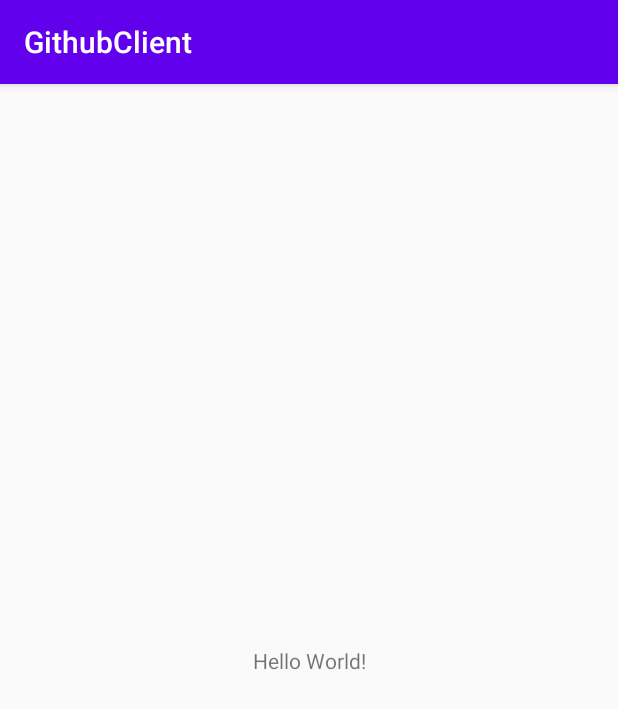
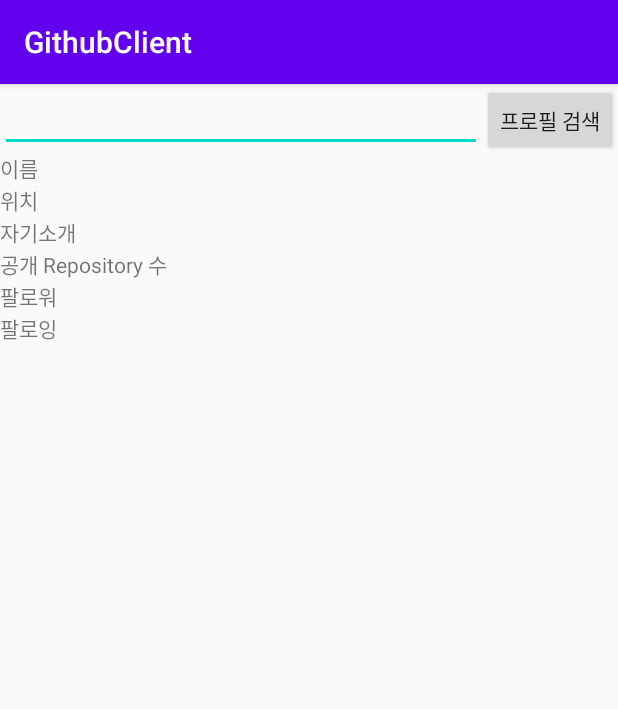
Before and after one commit to wisemuji/android-clean-architecture-github-client, an Android app: the screen it shows after launch (MainActivity), on a phone screen of 412 x 824 dp. Shown: the top 709 px of the screen. Run offline under Robolectric (Android 15) with nearby library versions, the phone set to English and light mode, and no system bars.

Commit message:
[Add] main activity layout

```diff
--- a/app/src/main/res/layout/activity_main.xml
+++ b/app/src/main/res/layout/activity_main.xml
@@ -6,13 +6,116 @@
     android:layout_height="match_parent"
     tools:context=".MainActivity">
 
-    <TextView
+    <EditText
+        android:id="@+id/main_searchEditText"
+        android:layout_width="0dp"
+        android:layout_height="wrap_content"
+        app:layout_constraintEnd_toStartOf="@+id/main_searchButton"
+        app:layout_constraintStart_toStartOf="parent"
+        app:layout_constraintTop_toTopOf="parent" />
+
+    <Button
+        android:id="@+id/main_searchButton"
         android:layout_width="wrap_content"
         android:layout_height="wrap_content"
-        android:text="Hello World!"
-        app:layout_constraintBottom_toBottomOf="parent"
-        app:layout_constraintLeft_toLeftOf="parent"
-        app:layout_constraintRight_toRightOf="parent"
-        app:layout_constraintTop_toTopOf="parent" />
+        app:layout_constraintEnd_toEndOf="parent"
+        app:layout_constraintTop_toTopOf="parent"
+        android:text="@string/main_search_profile"/>
+
+    <TextView
+        android:id="@+id/main_nameLabelTextView"
+        android:layout_width="wrap_content"
+        android:layout_height="wrap_content"
+        android:text="@string/main_label_name"
+        app:layout_constraintStart_toStartOf="parent"
+        app:layout_constraintTop_toBottomOf="@id/main_searchEditText" />
+
+    <TextView
+        android:id="@+id/main_nameTextView"
+        android:layout_width="wrap_content"
+        android:layout_height="wrap_content"
+        app:layout_constraintEnd_toEndOf="parent"
+        app:layout_constraintTop_toBottomOf="@id/main_searchEditText"
+        tools:text="홍길동"/>
+
+    <TextView
+        android:id="@+id/main_locationLabelTextView"
+        android:layout_width="wrap_content"
+        android:layout_height="wrap_content"
+        android:text="@string/main_label_location"
+        app:layout_constraintStart_toStartOf="parent"
+        app:layout_constraintTop_toBottomOf="@id/main_nameLabelTextView" />
+
+    <TextView
+        android:id="@+id/main_locationTextView"
+        android:layout_width="wrap_content"
+        android:layout_height="wrap_content"
+        app:layout_constraintEnd_toEndOf="parent"
+        app:layout_constraintTop_toBottomOf="@id/main_nameTextView"
+        tools:text="서울시"/>
+
+    <TextView
+        android:id="@+id/main_bioLabelTextView"
+        android:layout_width="wrap_content"
+        android:layout_height="wrap_content"
+        android:text="@string/main_label_bio"
+        app:layout_constraintStart_toStartOf="parent"
+        app:layout_constraintTop_toBottomOf="@id/main_locationLabelTextView" />
+
+    <TextView
+        android:id="@+id/main_bioTextView"
+        android:layout_width="wrap_content"
+        android:layout_height="wrap_content"
+        app:layout_constraintEnd_toEndOf="parent"
+        app:layout_constraintTop_toBottomOf="@id/main_locationTextView"
+        tools:text="안녕하세요! 반갑습니다"/>
+
+    <TextView
+        android:id="@+id/main_publicRepoLabelTextView"
+        android:layout_width="wrap_content"
+        android:layout_height="wrap_content"
+        android:text="@string/main_label_public_repos"
+        app:layout_constraintStart_toStartOf="parent"
+        app:layout_constraintTop_toBottomOf="@id/main_bioLabelTextView" />
+
+    <TextView
+        android:id="@+id/main_publicRepoTextView"
+        android:layout_width="wrap_content"
+        android:layout_height="wrap_content"
+        app:layout_constraintEnd_toEndOf="parent"
+        app:layout_constraintTop_toBottomOf="@id/main_bioTextView"
+        tools:text="1213"/>
+
+    <TextView
+        android:id="@+id/main_followersLabelTextView"
+        android:layout_width="wrap_content"
+        android:layout_height="wrap_content"
+        android:text="@string/main_label_followers"
+        app:layout_constraintStart_toStartOf="parent"
+        app:layout_constraintTop_toBottomOf="@id/main_publicRepoLabelTextView" />
+
+    <TextView
+        android:id="@+id/main_followersTextView"
+        android:layout_width="wrap_content"
+        android:layout_height="wrap_content"
+        app:layout_constraintEnd_toEndOf="parent"
+        app:layout_constraintTop_toBottomOf="@id/main_publicRepoTextView"
+        tools:text="13243"/>
+
+    <TextView
+        android:id="@+id/main_followingLabelTextView"
+        android:layout_width="wrap_content"
+        android:layout_height="wrap_content"
+        android:text="@string/main_label_following"
+        app:layout_constraintStart_toStartOf="parent"
+        app:layout_constraintTop_toBottomOf="@id/main_followersLabelTextView" />
+
+    <TextView
+        android:id="@+id/main_followingTextView"
+        android:layout_width="wrap_content"
+        android:layout_height="wrap_content"
+        app:layout_constraintEnd_toEndOf="parent"
+        app:layout_constraintTop_toBottomOf="@id/main_followersTextView"
+        tools:text="34543"/>
 
 </androidx.constraintlayout.widget.ConstraintLayout>
--- a/app/src/main/res/values/strings.xml
+++ b/app/src/main/res/values/strings.xml
@@ -1,3 +1,10 @@
 <resources>
     <string name="app_name">GithubClient</string>
+    <string name="main_search_profile">프로필 검색</string>
+    <string name="main_label_name">이름</string>
+    <string name="main_label_location">위치</string>
+    <string name="main_label_bio">자기소개</string>
+    <string name="main_label_public_repos">공개 Repository 수</string>
+    <string name="main_label_followers">팔로워</string>
+    <string name="main_label_following">팔로잉</string>
 </resources>
```
